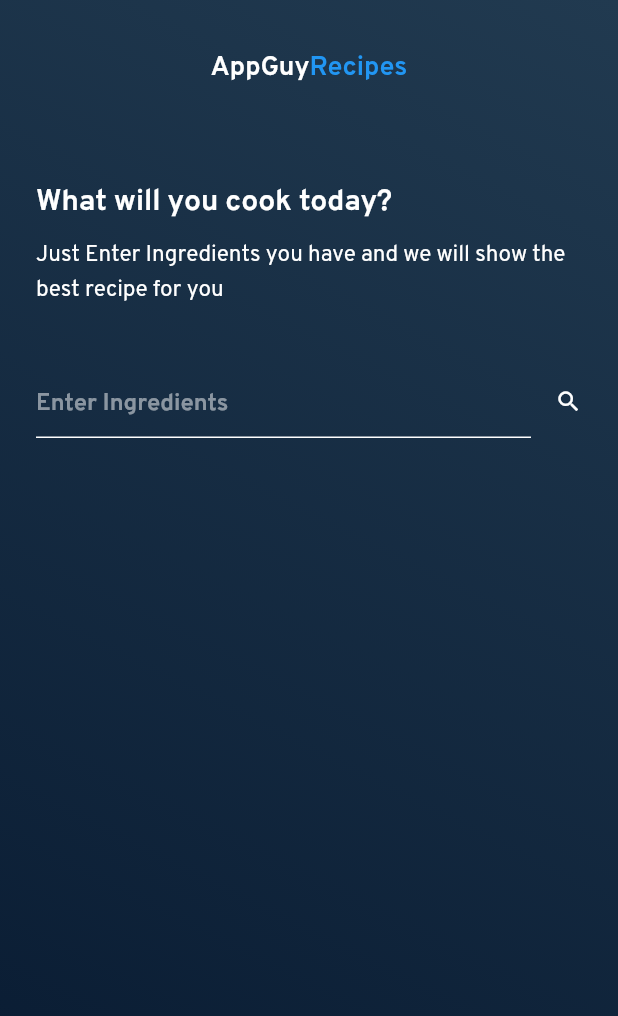
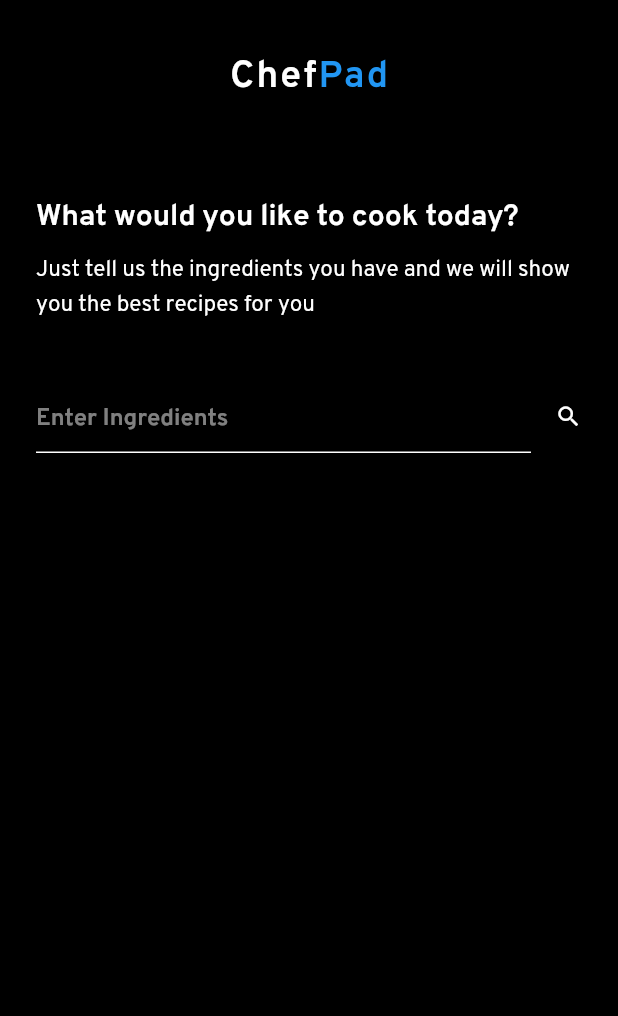
Before and after one commit to Anish2351/ChefPad, a Flutter app: the screen it shows after launch, on a phone screen of 412 x 824 dp. Shown: the top 1016 px of the screen. Run offline on Flutter 3.47's test engine with Material 2 defaults, Android fonts, the phone set to English and light mode, and no system bars; our stand-ins replace webview_flutter.

```diff
--- a/lib/views/home.dart
+++ b/lib/views/home.dart
@@ -38,15 +38,7 @@ class _HomeState extends State<Home> {
           Container(
             height: MediaQuery.of(context).size.height,
             width: MediaQuery.of(context).size.width,
-            decoration: BoxDecoration(
-              gradient: LinearGradient(
-                  colors: [
-                    const Color(0xff213A50),
-                    const Color(0xff071930),
-                  ],
-                  begin: FractionalOffset.topRight,
-                  end: FractionalOffset.bottomLeft),
-            ),
+            color: Colors.black,
           ),
           SingleChildScrollView(
             child: Container(
@@ -62,17 +54,19 @@ class _HomeState extends State<Home> {
                         : MainAxisAlignment.center,
                     children: [
                       Text(
-                        "AppGuy",
+                        "Chef",
                         style: TextStyle(
-                            fontSize: 18,
+                            fontSize: 25,
+                            letterSpacing: 1.5,
                             color: Colors.white,
                             fontWeight: FontWeight.w500,
                             fontFamily: 'Overpass'),
                       ),
                       Text(
-                        "Recipes",
+                        "Pad",
                         style: TextStyle(
-                            fontSize: 18,
+                            fontSize: 25,
+                            letterSpacing: 1.5,
                             color: Colors.blue,
                             fontWeight: FontWeight.w500,
                             fontFamily: 'Overpass'),
@@ -83,7 +77,7 @@ class _HomeState extends State<Home> {
                     height: 60,
                   ),
                   Text(
-                    "What will you cook today?",
+                    "What would you like to cook today?",
                     style: TextStyle(
                         fontSize: 20,
                         color: Colors.white,
@@ -94,7 +88,7 @@ class _HomeState extends State<Home> {
                     height: 8,
                   ),
                   Text(
-                    "Just Enter Ingredients you have and we will show the best recipe for you",
+                    "Just tell us the ingredients you have and we will show you the best recipes for you",
                     style: TextStyle(
                         fontSize: 15,
                         color: Colors.white,
@@ -151,9 +145,6 @@ class _HomeState extends State<Home> {
                         ),
                       ],
                     ),
-                  ),
-                  SizedBox(
-                    height: 30,
                   ),
                   Container(
                     child: GridView(
```
Also changed, not shown: lib/views/recipe_view.dart (+10 -13 lines).
